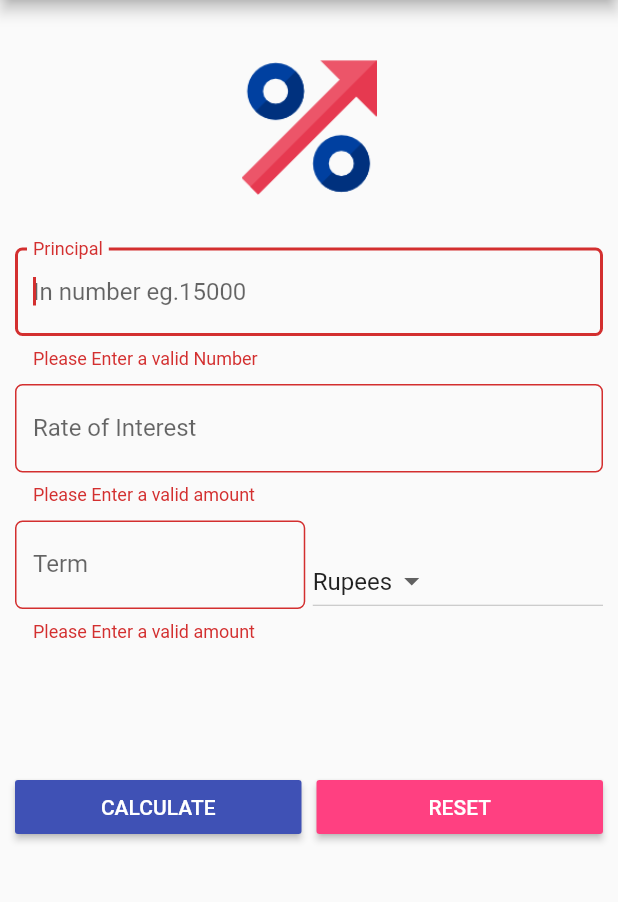
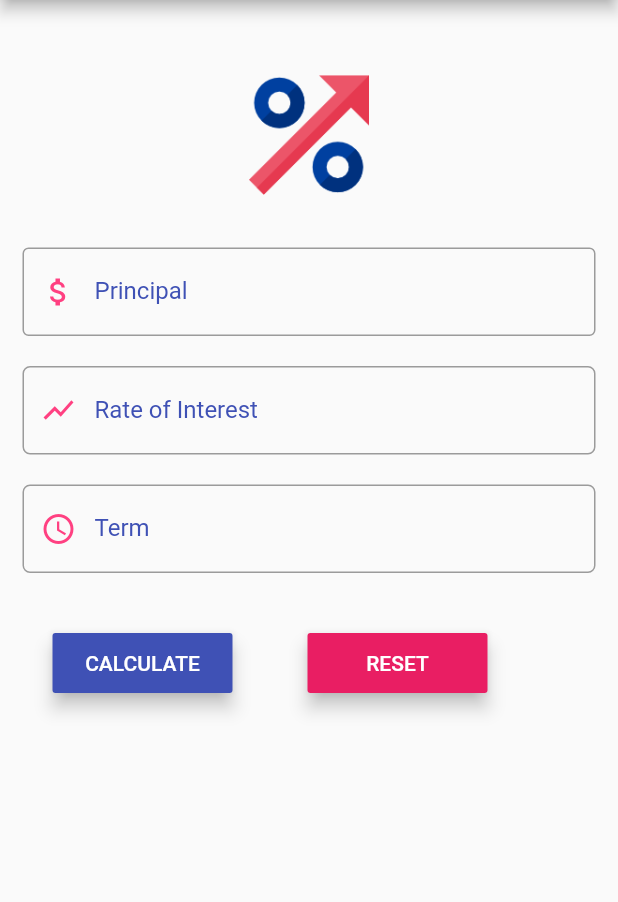
Before and after one commit to tarunvelagala/Simple-Interest-Calculator, a Flutter app: the screen it shows after launch, after a tap on "CALCULATE", on a phone screen of 412 x 824 dp, the part 84-986 px from its top. Run offline on Flutter 3.47's test engine with Material 2 defaults, Android fonts, the phone set to English and light mode, and no system bars.

Commit message:
UI enhancements and validation changes

```diff
--- a/lib/main.dart
+++ b/lib/main.dart
@@ -3,182 +3,180 @@ import 'package:flutter/material.dart';
 void main() => runApp(MyApp());
 
 class MyApp extends StatefulWidget {
+  MyApp({Key key}) : super(key: key);
+
   @override
   State<StatefulWidget> createState() {
-    return Mystate();
     // TODO: implement createState
+
+    return MyState();
   }
 }
 
-class Mystate extends State {
-  var _formkey = GlobalKey<FormState>();
-
-  var _currencies = ['Rupees', 'Dollars', 'Pounds'];
-  var _currentItemSelected = '';
-  var _displayResult = '';
-  @override
+class MyState extends State {
   void initState() {
     super.initState();
-    _currentItemSelected = _currencies[0];
   }
-  TextEditingController principalController = TextEditingController();
-  TextEditingController roiController = TextEditingController();
-  TextEditingController termController = TextEditingController();
-  String value = '';
+
+  var _formkey = GlobalKey<FormState>();
+  bool _autoValidate = false;
+  TextEditingController _principalController = TextEditingController();
+  TextEditingController _roiController = TextEditingController();
+  TextEditingController _termController = TextEditingController();
+  double _principal;
+  double _roi;
+  double _term;
+  double totalAmountPayable;
+  String result = "";
 
   @override
   Widget build(BuildContext context) {
     // TODO: implement build
     return new MaterialApp(
-      title: 'Simple Interest Calculator',
-      color: Colors.indigo,
-      debugShowCheckedModeBanner: false,
-      home: Scaffold(
-        appBar: AppBar(
+      home: new Scaffold(
+        appBar: new AppBar(
           backgroundColor: Colors.indigo,
-          title: Text('Simple Interest Calculator'),
+          title: Text("Simple Interest Calculator"),
         ),
-        body: Form(
-
-          key: _formkey,
-          child: Padding(
-            padding: EdgeInsets.all(10.0),
-            child: ListView(
-              children: <Widget>[
-                Image1(),
-                Padding(
-                  padding: EdgeInsets.only(top: 5.0, bottom: 5.0),
-                  child: TextFormField(
-                    autofocus: true,
-                    keyboardType: TextInputType.number,
-                    controller: principalController,
-                    validator: (String value) {
-                      if (value.isEmpty) {
-                        return "Please Enter a valid Number";
-                      }
-                    },
-                    decoration: InputDecoration(
-                      //errorText: 'Please enter a valid number',
-                      labelText: 'Principal',
-                      hintText: 'In number eg.15000',
-                      border: OutlineInputBorder(
-
-                          borderRadius: BorderRadius.circular(5.0)),
+        body: new SingleChildScrollView(
+          child: new Container(
+            margin: new EdgeInsets.all(15.0),
+            child: new Form(
+                key: _formkey, autovalidate: _autoValidate, child: FormUI()),
           ),
         ),
       ),
-                Padding(
-                  padding: EdgeInsets.only(top: 5.0, bottom: 5.0),
+      debugShowCheckedModeBanner: false,
+    );
+  }
+
+  Widget FormUI() {
+    return new Column(
+      children: <Widget>[
+        Image1(),
+        new Padding(
+            padding: EdgeInsets.only(bottom: 20.0),
             child: TextFormField(
-                    keyboardType: TextInputType.number,
-                    decoration: InputDecoration(
-                        //errorText: 'Please enter a valid number',
-                        hintText: 'In Percent',
-                        labelText: 'Rate of Interest',
-                        border: OutlineInputBorder(
-                            borderRadius: BorderRadius.circular(5.0),borderSide: BorderSide(color: Colors.indigo,style:BorderStyle.solid ))),
-                    controller: roiController,
-                    validator: (String value) {
-                      if (value.isEmpty) {
-                        return "Please Enter a valid amount";
+              validator: (String arg) {
+                if (arg.isEmpty) {
+                  return 'Enter a valid number';
+                } else {
+                  return null;
                 }
               },
+              controller: _principalController,
+              decoration: InputDecoration(
+                  labelText: "Principal",
+                  labelStyle: TextStyle(color: Colors.indigo),
+                  hintText: 'eg.12000',
+                  prefixIcon:
+                      const Icon(Icons.attach_money, color: Colors.pinkAccent),
+                  border: OutlineInputBorder(
+                      borderSide: BorderSide(color: Colors.indigo))),
+              keyboardType: TextInputType.numberWithOptions(decimal: true),
+            )),
+        new Padding(
+            padding: EdgeInsets.only(bottom: 20.0),
+            child: TextFormField(
+              validator: (String arg) {
+                if (arg.isEmpty) {
+                  return 'Enter a valid number';
+                } else {
+                  return null;
+                }
+              },
+              controller: _roiController,
+              decoration: InputDecoration(
+                  labelText: "Rate of Interest",
+                  labelStyle: TextStyle(color: Colors.indigo),
+                  hintText: 'eg.2 years',
+                  prefixIcon: const Icon(
+                    Icons.show_chart,
+                    color: Colors.pinkAccent,
                   ),
-                ),
-                Padding(
-                  padding: EdgeInsets.only(top: 5.0, bottom: 5.0),
-                  child: Row(
-                    children: <Widget>[
-                      Expanded(
-                          child: TextFormField(
-                            keyboardType: TextInputType.number,
-                            decoration: InputDecoration(
-
-                                //errorText: 'Please enter a valid number',
-                            hintText: 'In Years',
-                            labelText: 'Term',
                   border: OutlineInputBorder(
                       borderRadius: BorderRadius.circular(5.0))),
-                        controller: termController,
-                        validator: (String value) {
-                          if (value.isEmpty) {
-                            return "Please Enter a valid amount";
+              keyboardType: TextInputType.numberWithOptions(decimal: true),
+            )),
+        new Padding(
+            padding: EdgeInsets.only(bottom: 20.0),
+            child: TextFormField(
+              validator: (String arg) {
+                if (arg.isEmpty) {
+                  return 'Enter a valid number';
+                } else {
+                  return null;
                 }
               },
+              controller: _termController,
+              decoration: InputDecoration(
+                  labelText: "Term",
+                  labelStyle: TextStyle(color: Colors.indigo),
+                  prefixIcon: const Icon(
+                    Icons.access_time,
+                    color: Colors.pinkAccent,
+                  ),
+                  border: OutlineInputBorder(
+                      borderRadius: BorderRadius.circular(5.0))),
+              keyboardType: TextInputType.numberWithOptions(decimal: true),
             )),
-                      Container(
-                        width: 5.0,
-                      ),
-                      Expanded(child: DropdownButton(items: _currencies.map((String value){
-                        return DropdownMenuItem<String>(
-                          value: value,
-                          child: Text(value),
-                        );
-                      }).toList(), value: _currentItemSelected,onChanged: (String newValueSelected){
-                        _onDropDownItemSelected(newValueSelected);
-                      },))
+        Padding(
+            padding: EdgeInsets.all(20.0),
+            child: new Row(
+              children: <Widget>[
+                new Container(
+                    height: 40.0,
+                    width: 120.0,
+                    child: new RaisedButton(
+                        onPressed: () {
+                          _principal = double.parse(_principalController.text);
+                          _roi = double.parse(_roiController.text);
+                          _term = double.parse(_termController.text);
+                          setState(() {
+                            if (_formkey.currentState.validate()) {
+                              this.result = _result();
+                            }
+                            totalAmountPayable = _principal + (_principal * _roi * _term) / 100;
+                          });
+                        },
+                        color: Colors.indigo,
+                        elevation: 5.0,
+                        child: new Text(
+                          "CALCULATE",
+                          style: TextStyle(color: Colors.white),
+                        ))),
+                new Container(width: 50.0),
+                new Container(
+                    height: 40.0,
+                    width: 120.0,
+                    child: new RaisedButton(
+                        onPressed: () {
+                          setState(() {
+                            _principalController.text = '';
+                            _termController.text = '';
+                            _roiController.text = '';
+                            result = "";
+                          });
+                        },
+                        color: Colors.pink,
+                        elevation: 5.0,
+                        child: new Text(
+                          "RESET",
+                          style: TextStyle(color: Colors.white),
+                        ))),
               ],
-                  ),
-                ),
-                Padding(padding: EdgeInsets.only(top: 30.0,bottom: 30.0),child: Text(this._displayResult,style: Theme.of(context).textTheme.body2,),),
-                Padding(
-                  padding: EdgeInsets.only(top: 5.0, bottom: 5.0),
-                  child: Row(
-                    children: <Widget>[
-                      Expanded(child: RaisedButton(textColor: Colors.white,child: Text("CALCULATE",textScaleFactor: 1.0,),onPressed: (){
-                        setState(() {
-                          if(_formkey.currentState.validate()) {
-                            this._displayResult=_calculateTotalReturns();
-                          }
-                        });
-                      },color: Colors.indigo,)),
-                      Container(
-                        width: 10.0,
-                      ),
-                      Expanded(child: RaisedButton(textColor: Colors.white,child: Text("RESET",textScaleFactor: 1.0,),onPressed: (){
-                        setState(() {
-                          _reset();
-                        });
-                      },color: Colors.pinkAccent))
-
+            )),
+        new Text(this.result, style: Theme.of(context).textTheme.body2),
       ],
-                  ),
-                ),
-
-              ],
-            ),
-          ),
-
-        ),
-      ),
     );
   }
-  String _calculateTotalReturns() {
-    double principal = double.parse(principalController.text);
-    double roi = double.parse(roiController.text);
-    double term = double.parse(termController.text);
 
-    double totalAmountPayable = principal + (principal * roi * term) / 100;
-
-    String result =
-        'After $term years, your investment will be worth $totalAmountPayable $_currentItemSelected';
+  String _result() {
+    result =
+        "After $_term years, your investment will be worth $totalAmountPayable rupees";
     return result;
   }
-  void _reset() {
-    principalController.text = '';
-    roiController.text = '';
-    termController.text = '';
-    _displayResult = '';
-    _currentItemSelected = _currencies[0];
 }
-  void _onDropDownItemSelected(String newValueSelected) {
-    setState(() {
-      this._currentItemSelected = newValueSelected;
-    });
-  }
-
-}
-
 
 class Image1 extends StatelessWidget {
   @override
@@ -196,6 +194,5 @@ class Image1 extends StatelessWidget {
       height: 150.0,
       child: image,
     );
-
   }
 }
```
Also changed, not shown: 3 other files. Lines whose indentation alone changed are shown as unchanged.
